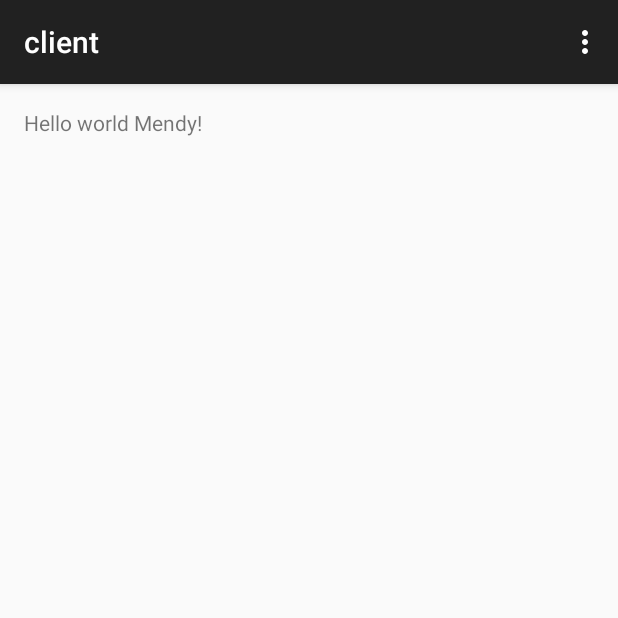
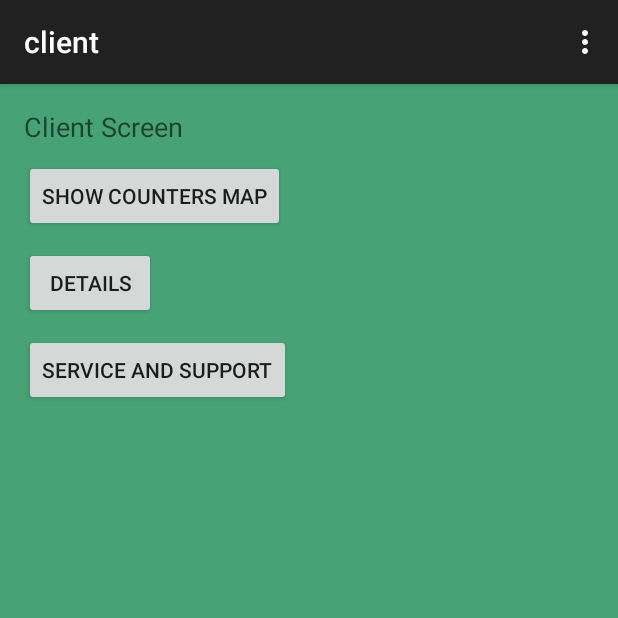
Before and after one commit to Mendz/SmartMeters, an Android app: the client screen opened directly, with no data from a screen before it, on a phone screen of 412 x 824 dp, the top half of it. Run offline under Robolectric (Android 15) with nearby library versions, the phone set to English and light mode, and no system bars.

Commit message:
Test Alon

```diff
--- a/app/src/main/res/layout/activity_client.xml
+++ b/app/src/main/res/layout/activity_client.xml
@@ -1,12 +1,37 @@
-<RelativeLayout xmlns:android="http://schemas.android.com/apk/res/android"
-    xmlns:tools="http://schemas.android.com/tools" android:layout_width="match_parent"
-    android:layout_height="match_parent" android:paddingLeft="@dimen/activity_horizontal_margin"
+<LinearLayout xmlns:android="http://schemas.android.com/apk/res/android"
+    xmlns:tools="http://schemas.android.com/tools"
+    android:layout_width="match_parent"
+    android:layout_height="match_parent"
+    android:paddingLeft="@dimen/activity_horizontal_margin"
     android:paddingRight="@dimen/activity_horizontal_margin"
     android:paddingTop="@dimen/activity_vertical_margin"
     android:paddingBottom="@dimen/activity_vertical_margin"
-    tools:context="il.ac.hit.android.smartmeters.client">
+    tools:context="il.ac.hit.android.smartmeters.ForgotPasswordActivity"
+    android:orientation="vertical" android:background="@color/color_background_layout">
 
-    <TextView android:text="@string/hello_world" android:layout_width="wrap_content"
-        android:layout_height="wrap_content" />
+    <TextView
+        android:layout_width="wrap_content"
+        android:layout_height="wrap_content"
+        android:textAppearance="?android:attr/textAppearanceMedium"
+        android:text="@string/text_view_title_client"
+        android:id="@+id/textViewClientScreen"/>
+    <Button
+        android:layout_width="wrap_content"
+        android:layout_height="wrap_content"
+        android:text="@string/button_client_counters_map"
+        android:id="@+id/buttonClientContersMap"
+        android:layout_marginTop="10dp"/>
+    <Button
+        android:layout_width="wrap_content"
+        android:layout_height="wrap_content"
+        android:text="@string/button_client_details"
+        android:id="@+id/buttonClientDetails"
+        android:layout_marginTop="10dp"/>
+    <Button
+        android:layout_width="wrap_content"
+        android:layout_height="wrap_content"
+        android:text="@string/button_client_service"
+        android:id="@+id/buttonClientService"
+        android:layout_marginTop="10dp"/>
 
-</RelativeLayout>
+</LinearLayout>
--- /dev/null
+++ b/app/src/main/res/values/strings_client_screen.xml
@@ -0,0 +1,8 @@
+<?xml version="1.0" encoding="utf-8"?>
+<resources>
+    <string name="text_view_title_client">Client Screen</string>
+    <string name="button_client_counters_map">Show Counters Map</string>
+    <string name="button_client_details">Details</string>
+
+    <string name="button_client_service">Service And Support</string>
+</resources>
```
